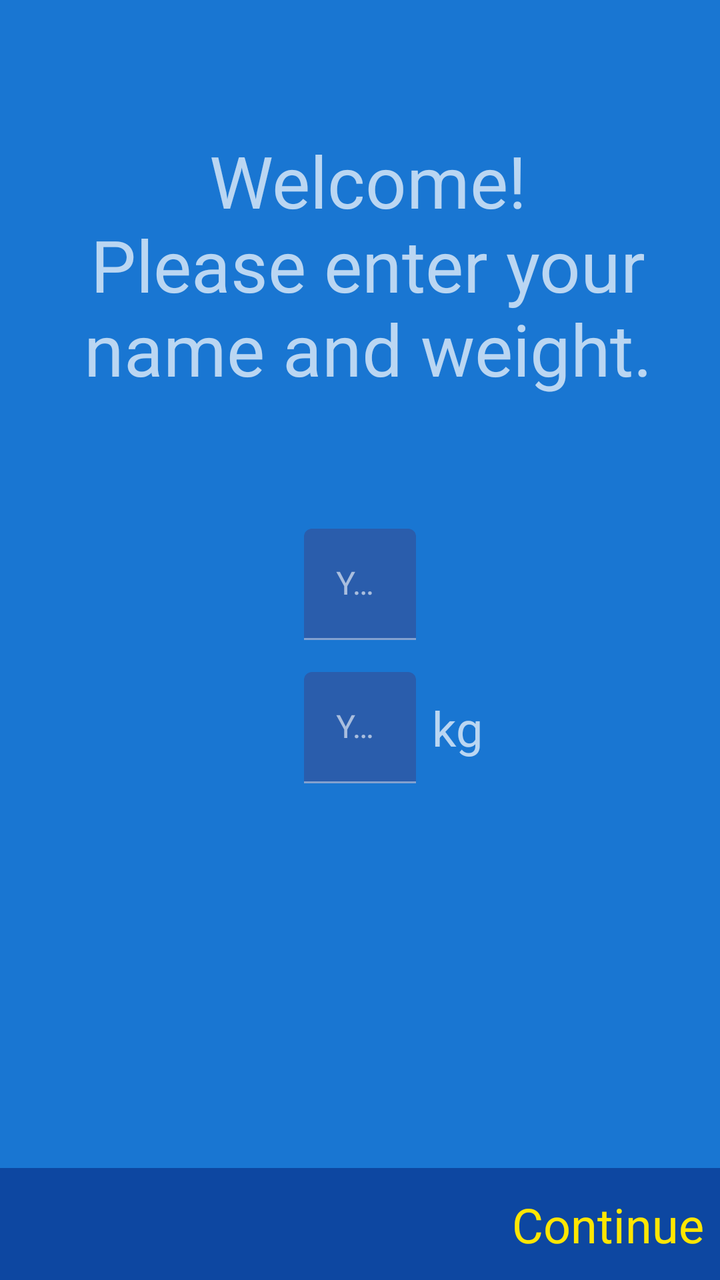
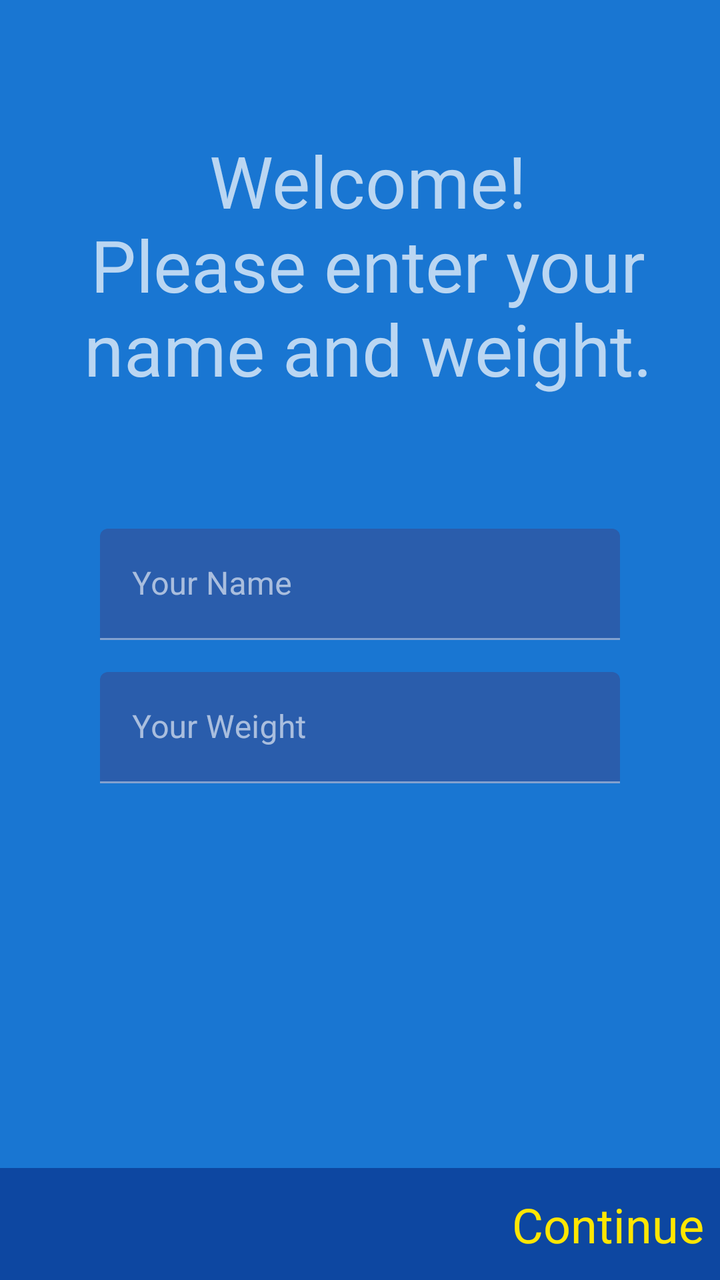

Two renders of the same Android screen: before a commit and after it. Below are the layout's source before the change and the commit's diff.
<!-- AndroidManifest.xml: application theme AppTheme -->
<!-- res/layout/fragment_setup.xml -->
<?xml version="1.0" encoding="utf-8"?>
<androidx.constraintlayout.widget.ConstraintLayout xmlns:android="http://schemas.android.com/apk/res/android"
    xmlns:app="http://schemas.android.com/apk/res-auto"
    android:layout_width="match_parent"
    android:layout_height="match_parent">

    <TextView
        android:id="@+id/tvWelcome"
        android:layout_width="wrap_content"
        android:layout_height="wrap_content"
        android:layout_marginStart="8dp"
        android:text="Welcome!\nPlease enter your name and weight."
        android:textAlignment="center"
        android:textSize="36sp"
        app:layout_constraintBottom_toTopOf="@+id/tilName"
        app:layout_constraintLeft_toLeftOf="parent"
        app:layout_constraintRight_toRightOf="parent"
        app:layout_constraintTop_toTopOf="parent" />

    <com.google.android.material.textfield.TextInputLayout
        android:id="@+id/tilName"
        android:layout_width="wrap_content"
        android:layout_height="wrap_content"
        app:layout_constraintBottom_toTopOf="@+id/constraintLayout"
        app:layout_constraintEnd_toEndOf="parent"
        app:layout_constraintHorizontal_bias="0.5"
        app:layout_constraintStart_toStartOf="parent"
        app:layout_constraintTop_toTopOf="parent">

        <com.google.android.material.textfield.TextInputEditText
            android:id="@+id/etName"
            android:layout_width="match_parent"
            android:layout_height="wrap_content"
            android:ems="10"
            android:hint="Your Name"
            android:inputType="textPersonName" />

    </com.google.android.material.textfield.TextInputLayout>

    <com.google.android.material.textfield.TextInputLayout
        android:id="@+id/tilWeight"
        android:layout_width="wrap_content"
        android:layout_height="wrap_content"
        android:layout_marginTop="16dp"
        app:layout_constraintStart_toStartOf="@+id/tilName"
        app:layout_constraintTop_toBottomOf="@+id/tilName">

        <com.google.android.material.textfield.TextInputEditText
            android:id="@+id/etWeight"
            android:layout_width="wrap_content"
            android:layout_height="wrap_content"
            android:hint="Your Weight"
            android:ems="10"
            android:inputType="numberDecimal" />

    </com.google.android.material.textfield.TextInputLayout>

    <TextView
        android:id="@+id/tvWeight"
        android:layout_width="wrap_content"
        android:layout_height="wrap_content"
        android:layout_marginStart="8dp"
        android:text="kg"
        android:textSize="24sp"
        app:layout_constraintBottom_toBottomOf="@+id/tilWeight"
        app:layout_constraintLeft_toRightOf="@id/tilWeight"
        app:layout_constraintTop_toTopOf="@+id/tilWeight" />

    <androidx.constraintlayout.widget.ConstraintLayout
        android:id="@+id/constraintLayout"
        android:layout_width="match_parent"
        android:layout_height="56dp"
        android:background="@color/md_blue_900"
        android:padding="8dp"
        app:layout_constraintBottom_toBottomOf="parent"
        app:layout_constraintEnd_toEndOf="parent"
        app:layout_constraintHorizontal_bias="0.5"
        app:layout_constraintStart_toStartOf="parent">

        <TextView
            android:id="@+id/tvContinue"
            android:layout_width="wrap_content"
            android:layout_height="wrap_content"
            android:text="Continue"
            android:textColor="@color/colorAccent"
            android:textSize="24sp"
            app:layout_constraintBottom_toBottomOf="parent"
            app:layout_constraintEnd_toEndOf="parent"
            app:layout_constraintTop_toTopOf="parent" />

    </androidx.constraintlayout.widget.ConstraintLayout>


</androidx.constraintlayout.widget.ConstraintLayout>
<!-- resources referenced by this layout -->
<resources>
  <color name="colorAccent">#FFE600</color>
  <color name="md_blue_900">#0D47A1</color>
  <style name="AppTheme" parent="Theme.MaterialComponents.NoActionBar">
          
          <item name="colorPrimary">@color/md_blue_900</item>
          <item name="colorSecondary">@color/md_blue_500</item>
          <item name="android:colorBackground">@color/md_blue_700</item>
          <item name="colorError">@color/errorColor</item>
  
          
          <item name="colorPrimaryVariant">@android:color/white</item>
          <item name="colorSecondaryVariant">@color/md_blue_400</item>
          
          <item name="colorSurface">@color/md_blue_900</item>
          <item name="colorOnPrimary">@color/md_blue_50</item>
          <item name="colorOnSecondary">@color/md_blue_50</item>
          <item name="colorOnBackground">@color/md_blue_50</item>
          <item name="colorOnError">@android:color/black</item>
          <item name="colorOnSurface">@android:color/white</item>
          <item name="scrimBackground">@color/mtrl_scrim_color</item>
          <item name="textAppearanceHeadline1">@style/TextAppearance.MaterialComponents.Headline1</item>
          <item name="textAppearanceHeadline2">@style/TextAppearance.MaterialComponents.Headline2</item>
          <item name="textAppearanceHeadline3">@style/TextAppearance.MaterialComponents.Headline3</item>
          <item name="textAppearanceHeadline4">@style/TextAppearance.MaterialComponents.Headline4</item>
          <item name="textAppearanceHeadline5">@style/TextAppearance.MaterialComponents.Headline5</item>
          <item name="textAppearanceHeadline6">@style/TextAppearance.MaterialComponents.Headline6</item>
          <item name="textAppearanceSubtitle1">@style/TextAppearance.MaterialComponents.Subtitle1</item>
          <item name="textAppearanceSubtitle2">@style/TextAppearance.MaterialComponents.Subtitle2</item>
          <item name="textAppearanceBody1">@style/TextAppearance.MaterialComponents.Body1</item>
          <item name="textAppearanceBody2">@style/TextAppearance.MaterialComponents.Body2</item>
          <item name="textAppearanceCaption">@style/TextAppearance.MaterialComponents.Caption</item>
          <item name="textAppearanceButton">@style/TextAppearance.MaterialComponents.Button</item>
          <item name="textAppearanceOverline">@style/TextAppearance.MaterialComponents.Overline</item>
  
          <item name="alertDialogTheme">@style/AlertDialogTheme</item>
      </style>
  <color name="md_blue_500">#2196F3</color>
  <color name="md_blue_700">#1976D2</color>
  <color name="errorColor">#D50000</color>
  <color name="md_blue_400">#42A5F5</color>
  <color name="md_blue_50">#E3F2FD</color>
  <style name="AlertDialogTheme" parent="ThemeOverlay.MaterialComponents.Dialog.Alert">
          <item name="buttonBarPositiveButtonStyle">@style/PositiveButtonStyle</item>
          <item name="buttonBarNegativeButtonStyle">@style/NegativeButtonStyle</item>
      </style>
  <style name="PositiveButtonStyle" parent="Widget.MaterialComponents.Button.TextButton.Dialog">
          <item name="android:textColor">@color/colorAccent</item>
      </style>
  <style name="NegativeButtonStyle" parent="Widget.MaterialComponents.Button.TextButton.Dialog">
          <item name="android:textColor">@color/colorAccent</item>
      </style>
</resources>

<!-- the commit's change to res/layout/fragment_setup.xml (unified diff, before → after) -->
@@ -19,8 +19,9 @@
 
     <com.google.android.material.textfield.TextInputLayout
         android:id="@+id/tilName"
-        android:layout_width="wrap_content"
+        android:layout_width="match_parent"
         android:layout_height="wrap_content"
+        android:layout_marginHorizontal="50dp"
         app:layout_constraintBottom_toTopOf="@+id/constraintLayout"
         app:layout_constraintEnd_toEndOf="parent"
         app:layout_constraintHorizontal_bias="0.5"
@@ -39,15 +40,16 @@
 
     <com.google.android.material.textfield.TextInputLayout
         android:id="@+id/tilWeight"
-        android:layout_width="wrap_content"
+        android:layout_width="match_parent"
         android:layout_height="wrap_content"
         android:layout_marginTop="16dp"
+        android:layout_marginHorizontal="50dp"
         app:layout_constraintStart_toStartOf="@+id/tilName"
         app:layout_constraintTop_toBottomOf="@+id/tilName">
 
         <com.google.android.material.textfield.TextInputEditText
             android:id="@+id/etWeight"
-            android:layout_width="wrap_content"
+            android:layout_width="match_parent"
             android:layout_height="wrap_content"
             android:hint="Your Weight"
             android:ems="10"
